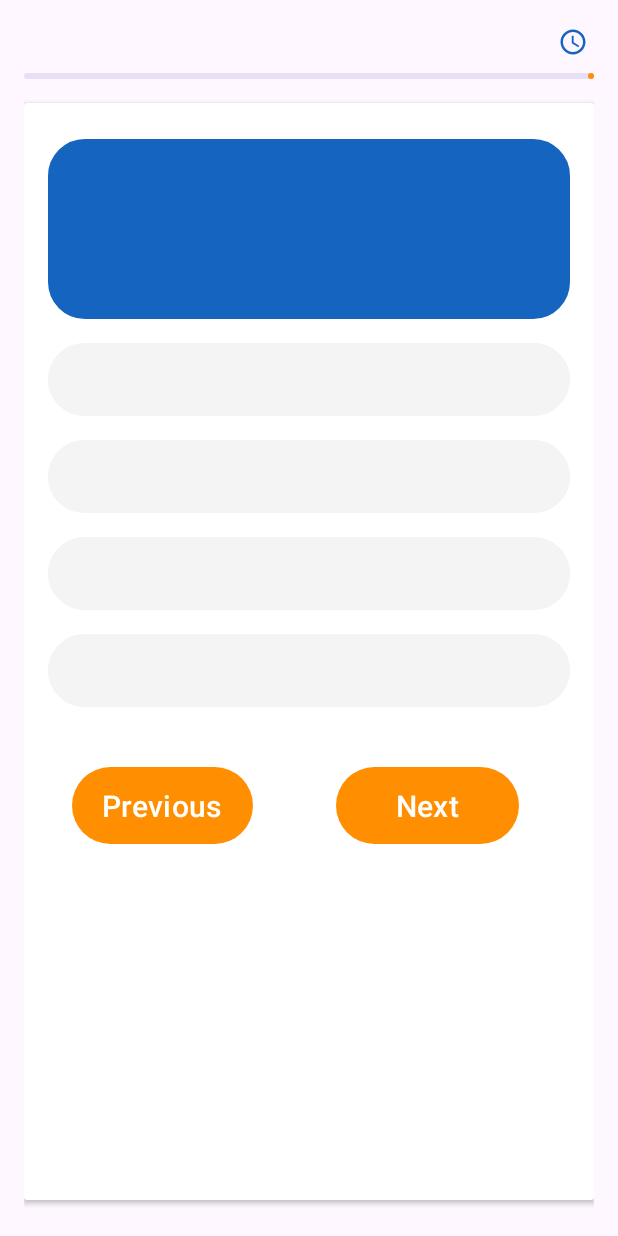
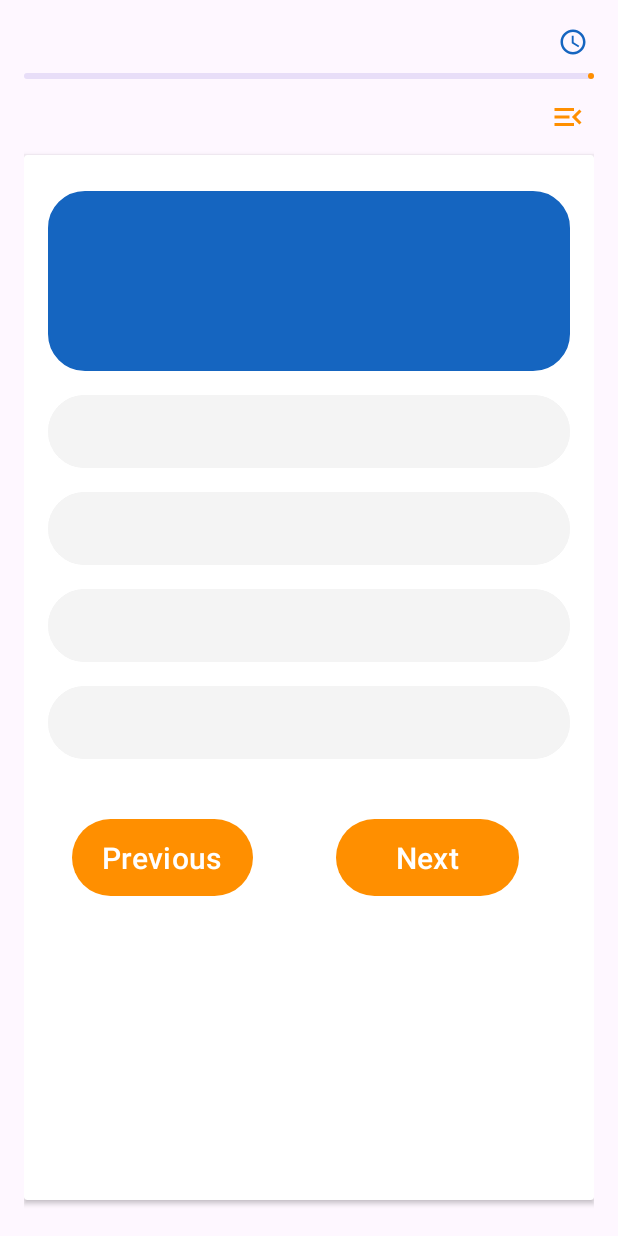
Before and after one commit to raj121276thakre/Project-1-Exam-App, an Android app: the QuizExamActivity screen opened directly, with no data from a screen before it, on a phone screen of 412 x 824 dp. Run offline under Robolectric (Android 15) with nearby library versions, the light colour scheme and no system bars; 2 statements that could not run were skipped.

Commit message:
5) Drawer ui done

```diff
--- a/app/src/main/java/com/app/examapp/QuizExamActivity.kt
+++ b/app/src/main/java/com/app/examapp/QuizExamActivity.kt
@@ -7,8 +7,11 @@ import android.os.CountDownTimer
 import android.util.Log
 import android.view.View
 import android.widget.Button
-import android.widget.Toast
+import android.widget.GridView
 import androidx.appcompat.app.AlertDialog
+import androidx.core.view.GravityCompat
+import androidx.drawerlayout.widget.DrawerLayout
+import com.app.examapp.adapter.QuestionGridAdapter
 import com.app.examapp.databinding.ActivityQuizExamBinding
 import com.app.examapp.databinding.ScoreDialogBinding
 import com.app.examapp.model.QuestionModel
@@ -16,6 +19,8 @@ import com.app.examapp.model.QuestionModel
 class QuizExamActivity : AppCompatActivity(), View.OnClickListener {
 
     lateinit var binding: ActivityQuizExamBinding // declaration of binding
+
+    private lateinit var drawerLayout: DrawerLayout
 
     companion object {
         var questionModelList: List<QuestionModel> = listOf()
@@ -32,6 +37,32 @@ class QuizExamActivity : AppCompatActivity(), View.OnClickListener {
         binding = ActivityQuizExamBinding.inflate(layoutInflater)   // initialization of binding
         setContentView(binding.root)
 
+        // Sample data for the GridView
+        val items = listOf("Item 1", "Item 2", "Item 3", "Item 4", "Item 5")
+
+        // Find the GridView
+        val gridView: GridView = findViewById(R.id.gridView)
+
+        // Create and set the adapter
+        val adapter = QuestionGridAdapter(this, items)
+        gridView.adapter = adapter
+
+
+        // Initialize the DrawerLayout
+        drawerLayout = binding.drawerLayout
+        // Set click listener for Drawer_btn to open/close drawer
+        binding.DrawerBtn.setOnClickListener {
+            if (drawerLayout.isDrawerOpen(GravityCompat.START)) {
+                drawerLayout.closeDrawer(GravityCompat.START)
+            } else {
+                drawerLayout.openDrawer(GravityCompat.START)
+            }
+        }
+
+
+
+
+
         // onclick on options and next btn
         binding.apply {
             //options
@@ -47,7 +78,9 @@ class QuizExamActivity : AppCompatActivity(), View.OnClickListener {
 
         loadQuestions()
         startTimer()
-    }
+
+
+    }//.................................................................
 
     private fun startTimer() {
         val totalTimeInMills = time.toInt() * 60 * 1000L
@@ -57,7 +90,8 @@ class QuizExamActivity : AppCompatActivity(), View.OnClickListener {
                 val minutes = seconds / 60
                 val remainingSeconds = seconds % 60
                 //showing timer on timer indicator
-                binding.timerIndicatorTextview.text = String.format("%02d:%02d", minutes, remainingSeconds)
+                binding.timerIndicatorTextview.text =
+                    String.format("%02d:%02d", minutes, remainingSeconds)
             }
 
             override fun onFinish() {
@@ -79,9 +113,11 @@ class QuizExamActivity : AppCompatActivity(), View.OnClickListener {
 
         binding.apply {
             //question number
-            questionIndicatorTextview.text = "Question ${currentQuestionIndex + 1}/ ${questionModelList.size}"
+            questionIndicatorTextview.text =
+                "Question ${currentQuestionIndex + 1}/ ${questionModelList.size}"
             //question progress
-            questionProgressIndicator.progress =( (currentQuestionIndex + 1).toFloat() / questionModelList.size.toFloat() * 100).toInt()
+            questionProgressIndicator.progress =
+                ((currentQuestionIndex + 1).toFloat() / questionModelList.size.toFloat() * 100).toInt()
             //question title
             questionTextview.text = questionModelList[currentQuestionIndex].question
             //options
@@ -134,14 +170,17 @@ class QuizExamActivity : AppCompatActivity(), View.OnClickListener {
                 // Next button clicked
                 loadNextQuestion()
             }
+
             R.id.previous_btn -> {
                 // Previous button clicked
                 loadPreviousQuestion()
             }
+
             R.id.submitBtn -> {
                 // Previous button clicked
                 finishQuiz()
             }
+
             else -> {
                 // Options button clicked
                 selectedAns = clickedBtn.text.toString()
@@ -187,32 +226,6 @@ class QuizExamActivity : AppCompatActivity(), View.OnClickListener {
     }
 
 
-
-//    private fun loadNextQuestion() {
-//        // Save the selected answer for the current question
-//        selectedAnswers[currentQuestionIndex] = selectedAns
-//        // Check if the selected answer is correct
-//        if (selectedAns == questionModelList[currentQuestionIndex].correct) {
-//            score++
-//            Log.i("Score of Quiz", score.toString())
-//        }
-//
-//        // Move to the next question
-//        currentQuestionIndex++
-//
-//        // Check if it's the last question
-//        if (currentQuestionIndex == questionModelList.size) {
-//            // If it's the last question, finish the quiz and show the dialog
-//
-//            finishQuiz()
-//        } else {
-//            // Load the selected answer for the next question
-//            selectedAns = selectedAnswers[currentQuestionIndex]
-//            loadQuestions()
-//        }
-//    }
-
-
     private fun finishQuiz() {
         // after questions finish the score dialog will display with result
         // Check if the selected answer for the last question is correct and increment score if necessary
@@ -222,7 +235,6 @@ class QuizExamActivity : AppCompatActivity(), View.OnClickListener {
 
         val totalQuestions = questionModelList.size
         val percentage = ((score.toFloat() / totalQuestions.toFloat()) * 100).toInt()
-
 
 
         val dialogBinding = ScoreDialogBinding.inflate(layoutInflater)
--- /dev/null
+++ b/app/src/main/java/com/app/examapp/adapter/QuestionGridAdapter.kt
@@ -0,0 +1,48 @@
+package com.app.examapp.adapter
+
+import android.content.Context
+import android.view.LayoutInflater
+import android.view.View
+import android.view.ViewGroup
+import android.widget.BaseAdapter
+import android.widget.TextView
+import com.app.examapp.R
+
+class QuestionGridAdapter(private val context: Context, private val questionList: List<String>) : BaseAdapter() {
+
+    override fun getCount(): Int {
+        return questionList.size
+    }
+
+    override fun getItem(position: Int): Any {
+        return questionList[position]
+    }
+
+    override fun getItemId(position: Int): Long {
+        return position.toLong()
+    }
+
+    override fun getView(position: Int, convertView: View?, parent: ViewGroup?): View {
+        val view: View
+        val holder: ViewHolder
+
+        if (convertView == null) {
+            view = LayoutInflater.from(context).inflate(R.layout.question_grid_item, parent, false)
+            holder = ViewHolder()
+            holder.questionNumber = view.findViewById(R.id.question_number)
+            view.tag = holder
+        } else {
+            view = convertView
+            holder = view.tag as ViewHolder
+        }
+
+        // Set the question number
+        holder.questionNumber.text = (position + 1).toString()
+
+        return view
+    }
+
+    private class ViewHolder {
+        lateinit var questionNumber: TextView
+    }
+}
--- a/app/src/main/res/drawable/baseline_logout_24.xml
+++ /dev/null
@@ -1,5 +0,0 @@
-<vector android:autoMirrored="true" android:height="24dp"
-    android:tint="#000000" android:viewportHeight="24"
-    android:viewportWidth="24" android:width="24dp" xmlns:android="http://schemas.android.com/apk/res/android">
-    <path android:fillColor="@color/orange" android:pathData="M17,7l-1.41,1.41L18.17,11H8v2h10.17l-2.58,2.58L17,17l5,-5zM4,5h8V3H4c-1.1,0 -2,0.9 -2,2v14c0,1.1 0.9,2 2,2h8v-2H4V5z"/>
-</vector>
--- /dev/null
+++ b/app/src/main/res/drawable/circle_gray.xml
@@ -0,0 +1,5 @@
+<vector android:height="24dp" android:tint="#B5ABAB"
+    android:viewportHeight="24" android:viewportWidth="24"
+    android:width="24dp" xmlns:android="http://schemas.android.com/apk/res/android">
+    <path android:fillColor="@android:color/white" android:pathData="M12,2C6.47,2 2,6.47 2,12s4.47,10 10,10 10,-4.47 10,-10S17.53,2 12,2z"/>
+</vector>
--- /dev/null
+++ b/app/src/main/res/drawable/circle_green.xml
@@ -0,0 +1,5 @@
+<vector android:height="24dp" android:tint="#3AEA05"
+    android:viewportHeight="24" android:viewportWidth="24"
+    android:width="24dp" xmlns:android="http://schemas.android.com/apk/res/android">
+    <path android:fillColor="@android:color/white" android:pathData="M12,2C6.47,2 2,6.47 2,12s4.47,10 10,10 10,-4.47 10,-10S17.53,2 12,2z"/>
+</vector>
--- /dev/null
+++ b/app/src/main/res/drawable/circle_pink.xml
@@ -0,0 +1,5 @@
+<vector android:height="24dp" android:tint="#F802EC"
+    android:viewportHeight="24" android:viewportWidth="24"
+    android:width="24dp" xmlns:android="http://schemas.android.com/apk/res/android">
+    <path android:fillColor="@android:color/white" android:pathData="M12,2C6.47,2 2,6.47 2,12s4.47,10 10,10 10,-4.47 10,-10S17.53,2 12,2z"/>
+</vector>
--- /dev/null
+++ b/app/src/main/res/drawable/circle_red.xml
@@ -0,0 +1,5 @@
+<vector android:height="24dp" android:tint="#DD190B"
+    android:viewportHeight="24" android:viewportWidth="24"
+    android:width="24dp" xmlns:android="http://schemas.android.com/apk/res/android">
+    <path android:fillColor="@android:color/white" android:pathData="M12,2C6.47,2 2,6.47 2,12s4.47,10 10,10 10,-4.47 10,-10S17.53,2 12,2z"/>
+</vector>
--- /dev/null
+++ b/app/src/main/res/drawable/menu_drawer.xml
@@ -0,0 +1,5 @@
+<vector android:autoMirrored="true" android:height="24dp"
+    android:tint="#ff8f00" android:viewportHeight="24"
+    android:viewportWidth="24" android:width="24dp" xmlns:android="http://schemas.android.com/apk/res/android">
+    <path android:fillColor="@android:color/white" android:pathData="M3,18h13v-2L3,16v2zM3,13h10v-2L3,11v2zM3,6v2h13L16,6L3,6zM21,15.59L17.42,12 21,8.41 19.59,7l-5,5 5,5L21,15.59z"/>
+</vector>
--- a/app/src/main/res/layout/activity_main.xml
+++ b/app/src/main/res/layout/activity_main.xml
@@ -61,7 +61,7 @@
         <TextView
             android:layout_width="match_parent"
             android:layout_height="wrap_content"
-            android:text="@string/about"
+            android:text="@string/about_app"
             android:layout_margin="16dp"
             android:gravity="center"
             android:textSize="18sp"
--- a/app/src/main/res/layout/activity_quiz_exam.xml
+++ b/app/src/main/res/layout/activity_quiz_exam.xml
@@ -1,13 +1,18 @@
 <?xml version="1.0" encoding="utf-8"?>
-<LinearLayout xmlns:android="http://schemas.android.com/apk/res/android"
+<androidx.drawerlayout.widget.DrawerLayout xmlns:android="http://schemas.android.com/apk/res/android"
     xmlns:app="http://schemas.android.com/apk/res-auto"
     xmlns:tools="http://schemas.android.com/tools"
+    android:id="@+id/drawer_layout"
+    android:layout_width="match_parent"
+    android:layout_height="match_parent"
+    tools:context=".QuizExamActivity">
+
+    <LinearLayout
         android:layout_width="match_parent"
         android:layout_height="match_parent"
         android:orientation="vertical"
         android:padding="16dp"
-    tools:context=".QuizExamActivity">
-
+        >
         <RelativeLayout
             android:layout_width="match_parent"
             android:layout_height="wrap_content">
@@ -50,6 +55,29 @@
             android:layout_height="wrap_content"
             android:layout_marginVertical="8dp"
             tools:progress="50" />
+
+        <RelativeLayout
+            android:layout_width="wrap_content"
+            android:layout_height="wrap_content"
+            android:orientation="horizontal"
+            android:padding="1dp"
+            >
+
+            <ImageButton
+                android:id="@+id/Drawer_btn"
+                android:layout_width="32dp"
+                android:layout_height="32dp"
+                android:scaleType="center"
+                android:layout_alignParentEnd="true"
+                android:layout_alignParentTop="true"
+                android:src="@drawable/menu_drawer"
+                android:background="?android:attr/selectableItemBackgroundBorderless"
+                android:contentDescription="@string/logout"
+                />
+
+            <!-- Your other layout elements -->
+
+        </RelativeLayout>
 
         <androidx.cardview.widget.CardView
             android:layout_width="match_parent"
@@ -197,5 +225,14 @@
 
         </androidx.cardview.widget.CardView>
 
+    </LinearLayout>
 
-</LinearLayout>
+    <!-- Question list layout as drawer -->
+    <include
+        layout="@layout/question_list_layout"
+        android:layout_width="wrap_content"
+        android:layout_height="match_parent"
+        android:layout_gravity="start" />
+
+
+</androidx.drawerlayout.widget.DrawerLayout>
--- a/app/src/main/res/values/colors.xml
+++ b/app/src/main/res/values/colors.xml
@@ -3,9 +3,12 @@
     <color name="black">#FF000000</color>
     <color name="white">#FFFFFFFF</color>
     <color name="gray">#f4f4f4</color>
+    <color name="gray_circle">#837A7A</color>
     <color name="orange">#ff8f00</color>
+    <color name="red">#DD190B</color>
     <color name="blue">#1565c0</color>
-    <color name="cornflower_blue">#ff8f00</color>
+    <color name="green">#3AEA05</color>
+    <color name="pink">#F802EC</color>
 
 <!--      <color name="orange">#ff8f00</color>-->
 </resources>
--- a/app/src/main/res/values/strings.xml
+++ b/app/src/main/res/values/strings.xml
@@ -1,6 +1,7 @@
 <resources>
     <string name="app_name">Exam App</string>
     <string name="about">Let\'s play this awesome quiz app to enhance your knowledge.</string>
+    <string name="about_app">Welcome to our online examination platform! Test your knowledge and skills.</string>
     <string name="hint_for_email">Type your Email</string>
     <string name="hint_for_password">Type Your Password</string>
     <string name="logout">logout</string>
```
Also changed, not shown: app/src/main/res/layout/activity_sign_in.xml (+5 -5 lines), app/src/main/res/layout/activity_sign_up.xml (+7 -7 lines), app/src/main/res/layout/question_grid_item.xml (added, +20 -0 lines), app/src/main/res/layout/question_list_layout.xml (added, +194 -0 lines), app/src/main/res/drawable/close.png (added). Lines whose indentation alone changed are shown as unchanged.
